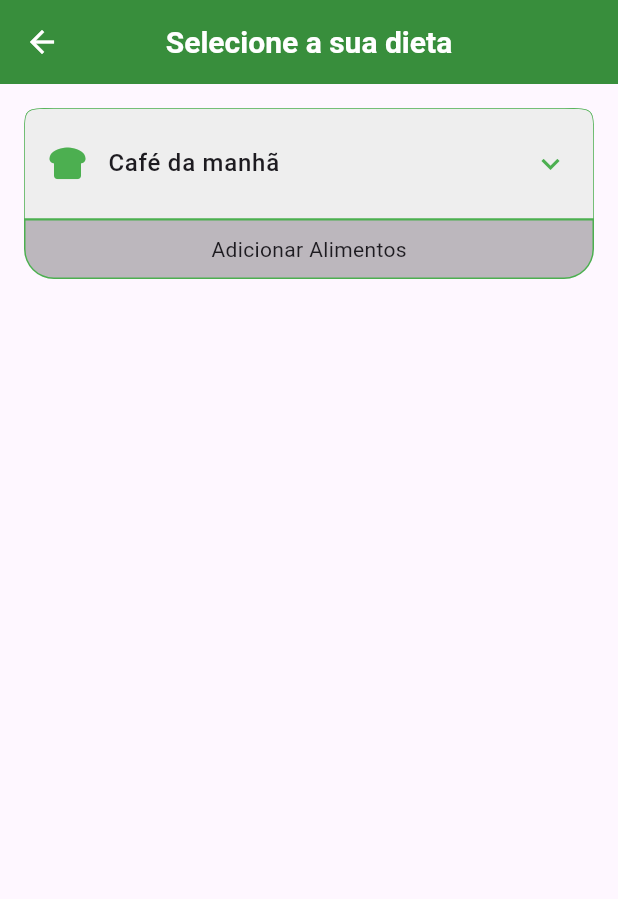
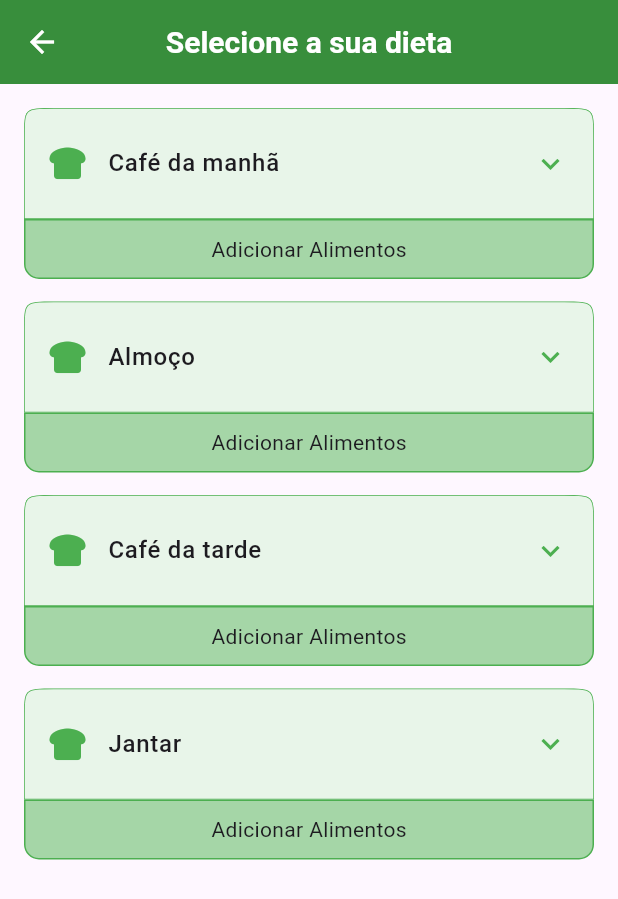
Before and after one commit to oapmartins/projeto-tcc, a Flutter app: the DietPage screen opened by its route, on a phone screen of 412 x 824 dp. Shown: the top 899 px of the screen. Run offline on Flutter 3.47's test engine with Material 2 defaults, Android fonts, the phone set to English and light mode, and no system bars; our stand-ins replace font_awesome_flutter, get, google_fonts.

Commit message:
Adicionando página de consulta

```diff
--- a/lib/home/diet/diet_page.dart
+++ b/lib/home/diet/diet_page.dart
@@ -24,8 +24,31 @@ class _DietPageState extends State<DietPage> {
           builder: (controller) {
             return ListView(
               padding: const EdgeInsets.all(16),
-              children: [
-                Column(
+              children: const [
+                DietComponentWidget(title: 'Café da manhã'),
+                DietComponentWidget(title: 'Almoço'),
+                DietComponentWidget(title: 'Café da tarde'),
+                DietComponentWidget(title: 'Jantar'),
+              ],
+            );
+          },
+        ),
+      ),
+    );
+  }
+}
+
+class DietComponentWidget extends StatelessWidget {
+  const DietComponentWidget({
+    super.key,
+    required this.title,
+  });
+
+  final String title;
+
+  @override
+  Widget build(BuildContext context) {
+    return Column(
       children: [
         ExpansionTile(
           tilePadding: EdgeInsets.symmetric(vertical: 8, horizontal: 16),
@@ -49,15 +72,15 @@ class _DietPageState extends State<DietPage> {
             ),
           ),
           // backgroundColor: Colors.yellow,
-                      collapsedBackgroundColor: Colors.grey.shade200,
+          collapsedBackgroundColor: Colors.green.shade50,
           collapsedIconColor: Colors.green,
           iconColor: Colors.green,
-                      title: const Row(
+          title: Row(
             children: [
               Icon(FontAwesomeIcons.breadSlice),
               SizedBox(width: 15),
               Text(
-                            'Café da manhã',
+                title,
                 style: TextStyle(
                   fontWeight: FontWeight.w500,
                 ),
@@ -136,19 +159,45 @@ class _DietPageState extends State<DietPage> {
                       ),
                     ],
                   ),
+                  Divider(color: Colors.black),
+                  Row(
+                    mainAxisAlignment: MainAxisAlignment.spaceBetween,
+                    children: [
+                      Column(
+                        children: [
+                          Text(
+                            'Total',
+                            style: TextStyle(fontWeight: FontWeight.w800),
+                          ),
+                        ],
+                      ),
+                      Column(
+                        children: [
+                          Text(
+                            '140 Kcal',
+                            style: TextStyle(fontWeight: FontWeight.w800),
+                          ),
+                        ],
+                      ),
+                    ],
+                  ),
                 ],
               ),
             ),
           ],
         ),
-                    Container(
+        GestureDetector(
+          onTap: () {
+            Get.toNamed('/search-food');
+          },
+          child: Container(
             width: Get.size.width,
             height: 40,
             decoration: BoxDecoration(
-                        color: Colors.black26,
+              color: Colors.green.shade200,
               borderRadius: BorderRadius.only(
-                          bottomLeft: Radius.circular(20),
-                          bottomRight: Radius.circular(20),
+                bottomLeft: Radius.circular(10),
+                bottomRight: Radius.circular(10),
               ),
               border: Border.all(
                 color: Colors.green,
@@ -157,14 +206,10 @@ class _DietPageState extends State<DietPage> {
             child: Center(
               child: Text('Adicionar Alimentos'),
             ),
-                    )
-                  ],
-                ),
-              ],
-            );
-          },
           ),
         ),
+        SizedBox(height: 15),
+      ],
     );
   }
 }
--- /dev/null
+++ b/lib/home/search_food/search_food_controller.dart
@@ -0,0 +1,3 @@
+import 'package:get/get.dart';
+
+class SearchFoodController extends GetxController {}
--- /dev/null
+++ b/lib/home/search_food/search_food_page.dart
@@ -0,0 +1,15 @@
+import 'package:flutter/material.dart';
+
+class SearchFoodPage extends StatelessWidget {
+  const SearchFoodPage({super.key});
+
+  @override
+  Widget build(BuildContext context) {
+    return Scaffold(
+      appBar: AppBar(
+        title: const Text('Adicione seu alimento'),
+      ),
+      body: Container(),
+    );
+  }
+}
--- a/lib/util/routes.dart
+++ b/lib/util/routes.dart
@@ -1,5 +1,6 @@
 import 'package:get/get.dart';
 import 'package:projeto_tcc/home/home_page.dart';
+import 'package:projeto_tcc/home/search_food/search_food_page.dart';
 import 'package:projeto_tcc/pages/allergy/allergy_page.dart';
 import 'package:projeto_tcc/home/diet/diet_page.dart';
 import 'package:projeto_tcc/pages/goals/goals_page.dart';
@@ -14,4 +15,5 @@ List<GetPage> routesApp = [
   GetPage(name: '/goals', page: () => const GoalsPage()),
   GetPage(name: '/allergy', page: () => const AllergyPage()),
   GetPage(name: '/diet', page: () => const DietPage()),
+  GetPage(name: '/search-food', page: () => const SearchFoodPage()),
 ];
```
Lines whose indentation alone changed are shown as unchanged.
